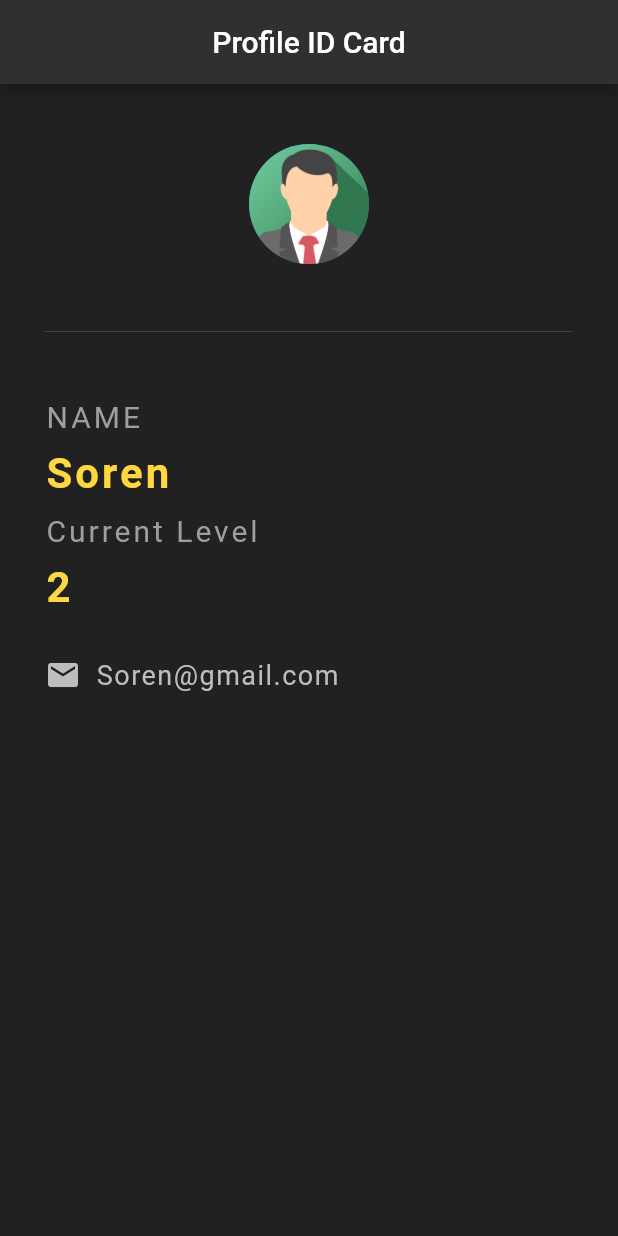
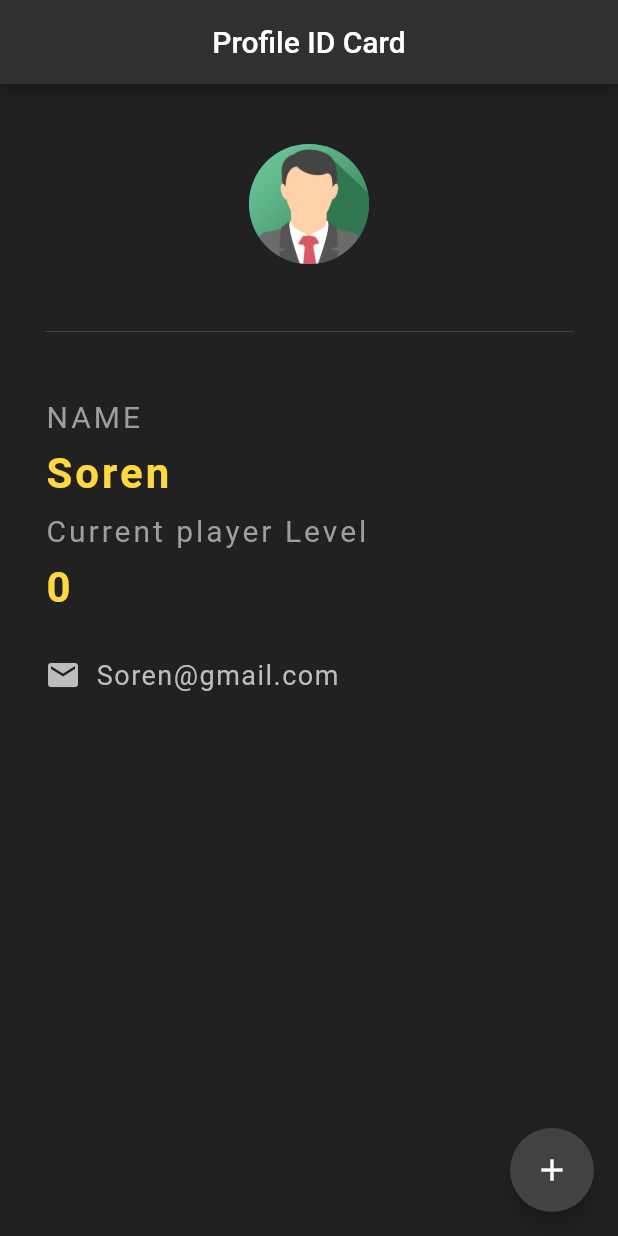
Before and after one commit to SoerenBak/flutter-app, a Flutter app: the screen it shows after launch, on a phone screen of 412 x 824 dp. Run offline on Flutter 3.47's test engine with Material 2 defaults, Android fonts, the phone set to English and light mode, and no system bars.

```diff
--- a/flutter_app/lib/main.dart
+++ b/flutter_app/lib/main.dart
@@ -4,7 +4,15 @@ void main() => runApp(MaterialApp(
   home: ProfileCard(),
 ));
 
-class ProfileCard extends StatelessWidget {
+class ProfileCard extends StatefulWidget {
+  @override
+  _ProfileCardState createState() => _ProfileCardState();
+}
+
+class _ProfileCardState extends State<ProfileCard> {
+
+  int profileLevel = 0;
+
   @override
   Widget build(BuildContext context) {
     return Scaffold(
@@ -13,6 +21,15 @@ class ProfileCard extends StatelessWidget {
         title: Text('Profile ID Card'),
         centerTitle: true,
         backgroundColor: Colors.grey[850],
+      ),
+      floatingActionButton: FloatingActionButton(
+        onPressed: () {
+          setState(() {
+            profileLevel += 1;
+          });
+        },
+        child: Icon(Icons.add),
+        backgroundColor: Colors.grey[800],
       ),
       body: Padding(
         padding: EdgeInsets.fromLTRB(30, 40, 30, 0),
@@ -49,7 +66,7 @@ class ProfileCard extends StatelessWidget {
             ),
             SizedBox(height: 10.0,),
             Text(
-              'Current Level',
+              'Current player Level',
               style: TextStyle(
               color: Colors.grey,
               letterSpacing: 2.0,
@@ -58,7 +75,7 @@ class ProfileCard extends StatelessWidget {
             ),
             SizedBox(height: 10.0,),
             Text(
-              '2',
+              '$profileLevel',
               style: TextStyle(
                 color: Colors.amberAccent[200],
                 letterSpacing: 2.0,
```
